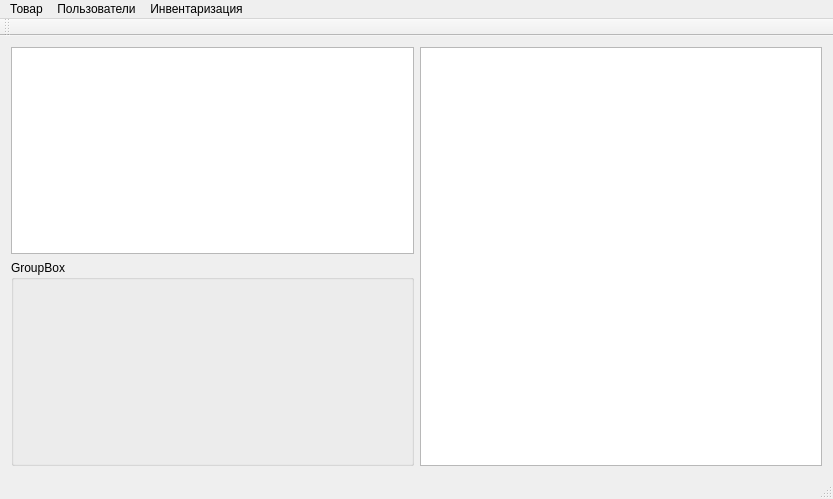
The window that bar/bar.ui (SergMaruda/bar) describes before a commit, drawn with Qt 5.
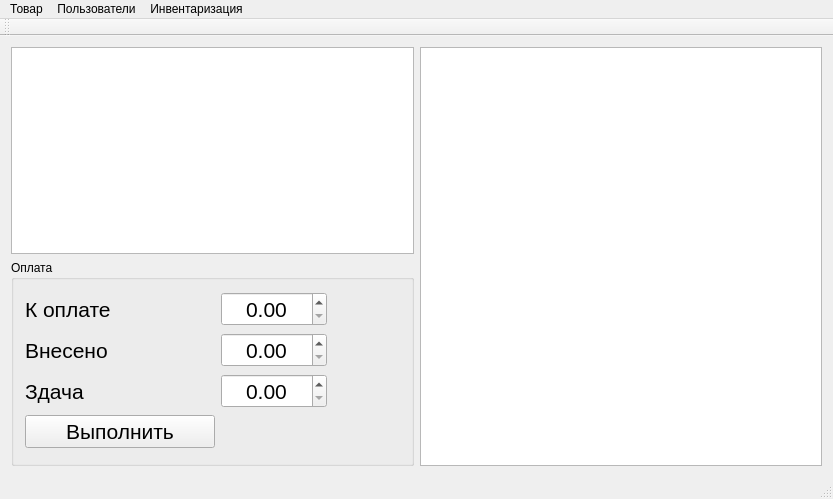
The same window after the commit.

```diff
--- a/bar/bar.ui
+++ b/bar/bar.ui
@@ -33,8 +33,146 @@
        </size>
       </property>
       <property name="title">
-       <string>GroupBox</string>
+       <string>Оплата</string>
       </property>
+      <layout class="QGridLayout" name="gridLayout_2">
+       <item row="0" column="1">
+        <widget class="QDoubleSpinBox" name="doubleSpinBox_2">
+         <property name="font">
+          <font>
+           <pointsize>16</pointsize>
+          </font>
+         </property>
+         <property name="layoutDirection">
+          <enum>Qt::LeftToRight</enum>
+         </property>
+         <property name="autoFillBackground">
+          <bool>false</bool>
+         </property>
+         <property name="alignment">
+          <set>Qt::AlignCenter</set>
+         </property>
+         <property name="maximum">
+          <double>9999.989999999999782</double>
+         </property>
+        </widget>
+       </item>
+       <item row="1" column="1">
+        <widget class="QDoubleSpinBox" name="doubleSpinBox">
+         <property name="font">
+          <font>
+           <pointsize>16</pointsize>
+          </font>
+         </property>
+         <property name="alignment">
+          <set>Qt::AlignCenter</set>
+         </property>
+         <property name="maximum">
+          <double>9999.989999999999782</double>
+         </property>
+        </widget>
+       </item>
+       <item row="2" column="1">
+        <widget class="QDoubleSpinBox" name="doubleSpinBox_3">
+         <property name="font">
+          <font>
+           <pointsize>16</pointsize>
+          </font>
+         </property>
+         <property name="alignment">
+          <set>Qt::AlignCenter</set>
+         </property>
+         <property name="maximum">
+          <double>9999.989999999999782</double>
+         </property>
+        </widget>
+       </item>
+       <item row="0" column="0">
+        <widget class="QLabel" name="label_2">
+         <property name="minimumSize">
+          <size>
+           <width>46</width>
+           <height>31</height>
+          </size>
+         </property>
+         <property name="font">
+          <font>
+           <pointsize>16</pointsize>
+          </font>
+         </property>
+         <property name="text">
+          <string>К оплате</string>
+         </property>
+        </widget>
+       </item>
+       <item row="1" column="0">
+        <widget class="QLabel" name="label">
+         <property name="minimumSize">
+          <size>
+           <width>46</width>
+           <height>13</height>
+          </size>
+         </property>
+         <property name="font">
+          <font>
+           <pointsize>16</pointsize>
+          </font>
+         </property>
+         <property name="text">
+          <string>Внесено</string>
+         </property>
+        </widget>
+       </item>
+       <item row="2" column="0">
+        <widget class="QLabel" name="label_3">
+         <property name="minimumSize">
+          <size>
+           <width>46</width>
+           <height>13</height>
+          </size>
+         </property>
+         <property name="font">
+          <font>
+           <pointsize>16</pointsize>
+          </font>
+         </property>
+         <property name="text">
+          <string>Здача</string>
+         </property>
+        </widget>
+       </item>
+       <item row="3" column="0">
+        <widget class="QPushButton" name="pushButton">
+         <property name="minimumSize">
+          <size>
+           <width>190</width>
+           <height>33</height>
+          </size>
+         </property>
+         <property name="font">
+          <font>
+           <pointsize>16</pointsize>
+          </font>
+         </property>
+         <property name="text">
+          <string>Выполнить</string>
+         </property>
+        </widget>
+       </item>
+       <item row="0" column="2">
+        <spacer name="horizontalSpacer">
+         <property name="orientation">
+          <enum>Qt::Horizontal</enum>
+         </property>
+         <property name="sizeHint" stdset="0">
+          <size>
+           <width>40</width>
+           <height>20</height>
+          </size>
+         </property>
+        </spacer>
+       </item>
+      </layout>
      </widget>
     </item>
     <item row="0" column="1" rowspan="2">
```
Left out of the diff: 48 changed lines with no effect on the pictures.
